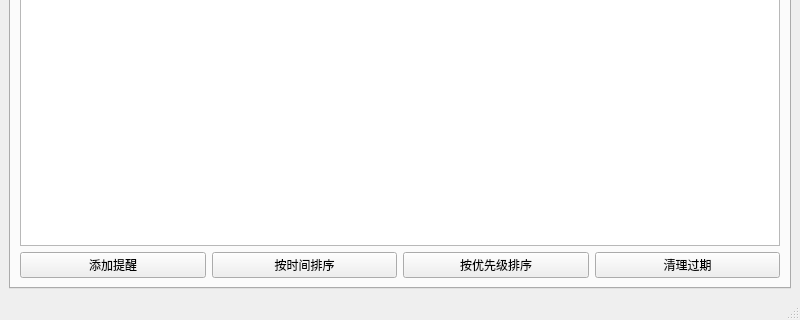
Before: the Qt Designer form MainWindow.ui in chiparon/QTIMPLANTEDCPPPROJECT, drawn with Qt 5; both pictures show x 0 to 800 and y 280 to 600 of the 800 by 600 pixel window.
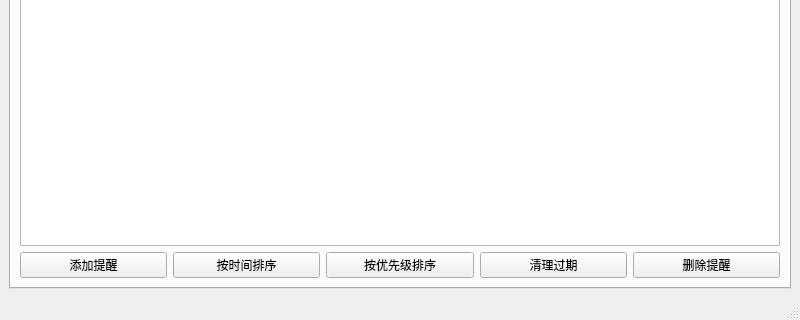
After: the same form once the commit is applied. The open tabs and pages were chosen to show the change.

Commit message: Initial release with delete reminder feature

What changed in the file:
```diff
--- a/MainWindow.ui
+++ b/MainWindow.ui
@@ -214,6 +214,13 @@
                                                 </property>
                                             </widget>
                                         </item>
+                                        <item>
+                                            <widget class="QPushButton" name="deleteReminderBtn">
+                                                <property name="text">
+                                                    <string>删除提醒</string>
+                                                </property>
+                                            </widget>
+                                        </item>
                                     </layout>
                                 </item>
                             </layout>
```
The commit also changes 6 other files.
